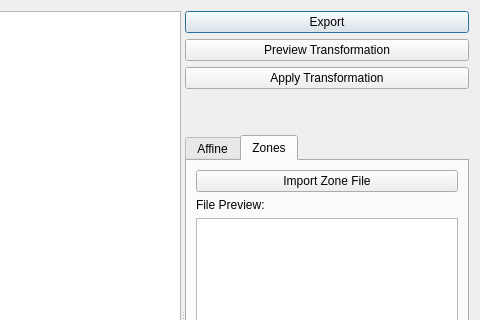
Old version of the form remote_nav/interfaces/mapTransform.ui in the repository OSUrobotics/Privacy-GUI; both pictures show x 358 to 838 and y 0 to 320 of the 838 by 638 pixel window.
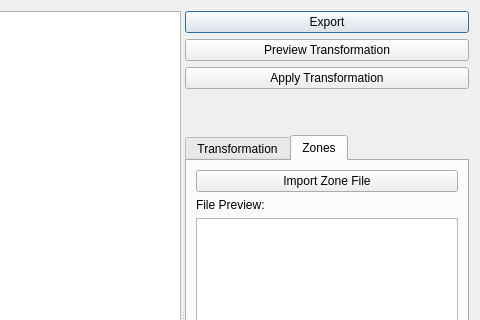
New version of the form. The open tabs and pages were chosen to show the change. Custom widgets are drawn as their Qt base class.

Commit message: Now prompts user for location to save exported thing. Note that because its saving as a directory, you cannot overwrite a previous registration

What changed in the file:
```diff
--- a/remote_nav/interfaces/mapTransform.ui
+++ b/remote_nav/interfaces/mapTransform.ui
@@ -78,7 +78,7 @@
          </property>
          <widget class="QWidget" name="affine_tool">
           <attribute name="title">
-           <string>Affine</string>
+           <string>Transformation</string>
           </attribute>
           <layout class="QVBoxLayout" name="verticalLayout_2">
            <item>
```
Left out of the diff: 11 changed lines with no effect on the pictures. The commit also changes 2 other files.
